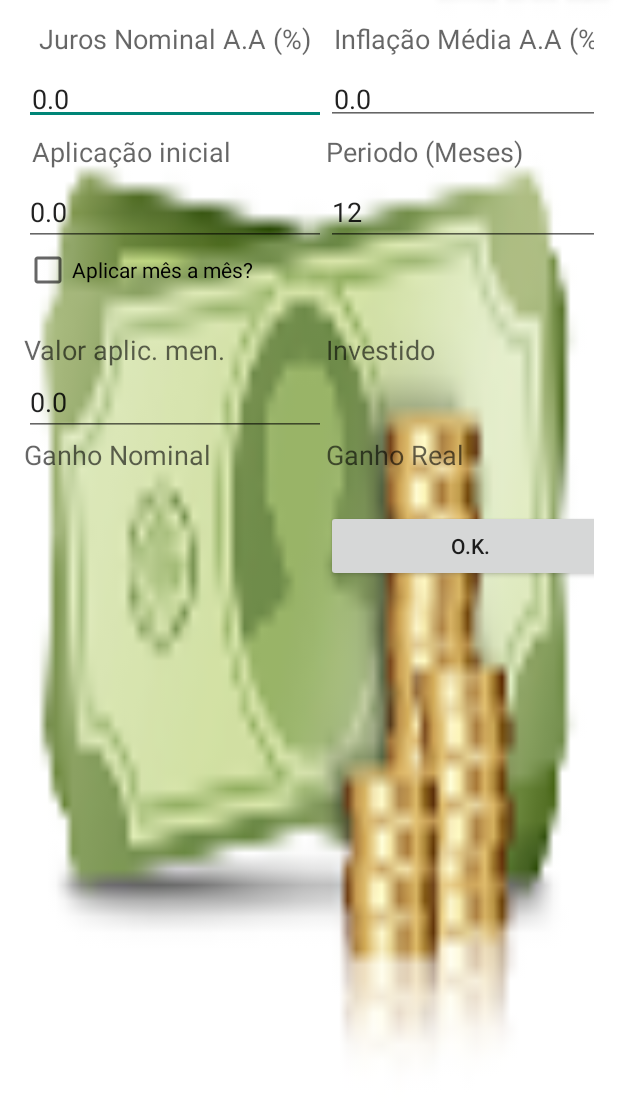
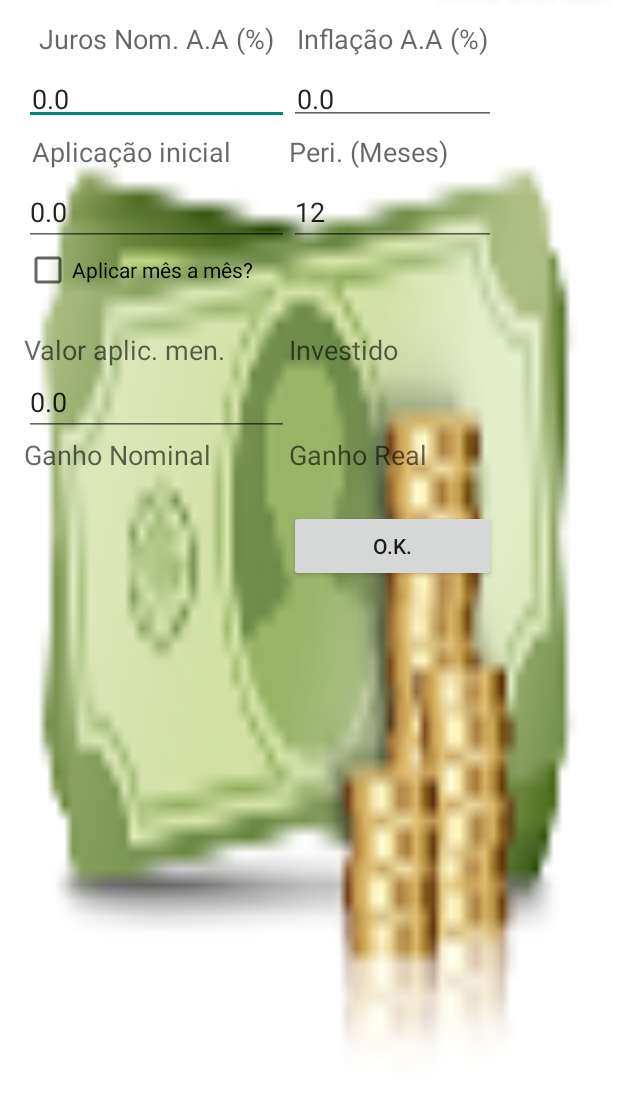
Before and after one commit to duducosmos/InvestCalc, an Android app: the screen it shows after launch (MainActivity), on a phone screen of 412 x 824 dp, the part 103-1218 px from its top. Run offline under Robolectric (Android 15) with nearby library versions, the phone set to English and light mode, and no system bars.

```diff
--- a/app/src/main/res/menu/menu_main.xml
+++ b/app/src/main/res/menu/menu_main.xml
@@ -1,6 +1,11 @@
 <menu xmlns:android="http://schemas.android.com/apk/res/android"
     xmlns:app="http://schemas.android.com/apk/res-auto"
     xmlns:tools="http://schemas.android.com/tools" tools:context=".MainActivity">
-    <item android:id="@+id/action_settings" android:title="@string/action_settings"
-        android:orderInCategory="100" app:showAsAction="never" />
+
+    <item
+        android:id="@+id/action_about"
+        android:orderInCategory="100"
+        android:title="About"
+        app:showAsAction="never" />
+
 </menu>
--- a/app/src/main/res/values/strings.xml
+++ b/app/src/main/res/values/strings.xml
@@ -5,9 +5,9 @@
     <string name="hello_world">Hello world!</string>
     <string name="action_settings">Settings</string>
     <string name="title">InvestCalc: Calculadora de Juros</string>
-    <string name="jurosNominal">Juros Nominal A.A (%)</string>
-    <string name="inflacao">Inflação Média A.A (%)</string>
-    <string name="periodo">Periodo (Meses)</string>
+    <string name="jurosNominal">Juros Nom. A.A (%)</string>
+    <string name="inflacao">Inflação A.A (%)</string>
+    <string name="periodo">Peri. (Meses)</string>
     <string name="valorInicial">Aplicação inicial</string>
     <string name="aplicacaoContinua" translatable="false">Aplicar mês a mês?</string>
     <string name="aplicacaMensal">Valor aplic. men.</string>
```
Also changed, not shown: app/src/main/java/com/jds/investcalc/math/CompoundInterest.java (+18 -19 lines), app/src/main/java/investcalc/jds/com/investcalc/MainActivity.java (+25 -7 lines), 1 other file.
